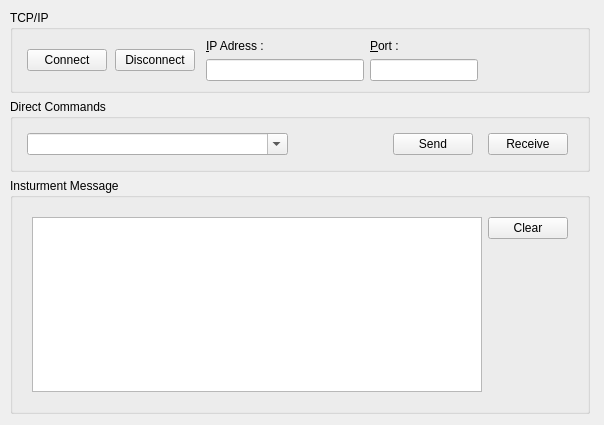
caglardursun/MyQtTryouts, file Vfp/View/setuptab.ui: the form before one commit.
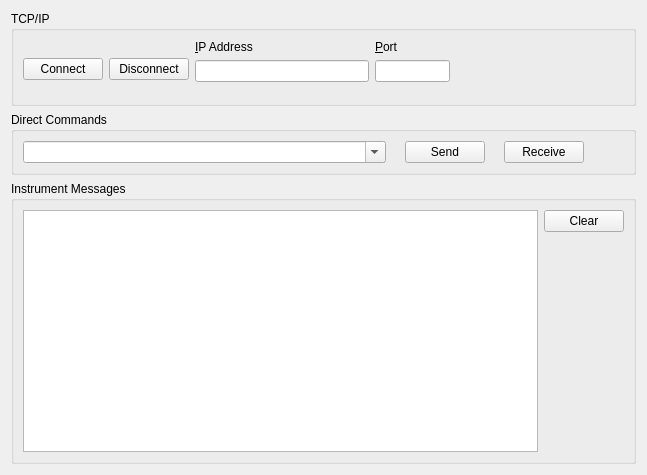
The form after the commit. Icons and pictures are not drawn.

Commit message: Qt stylesheet added

Patch:
```diff
--- a/Vfp/View/setuptab.ui
+++ b/Vfp/View/setuptab.ui
@@ -6,60 +6,52 @@
    <rect>
     <x>0</x>
     <y>0</y>
-    <width>604</width>
-    <height>425</height>
+    <width>647</width>
+    <height>475</height>
    </rect>
   </property>
   <property name="windowTitle">
    <string>Form</string>
   </property>
-  <widget class="QWidget" name="layoutWidget">
-   <property name="geometry">
-    <rect>
-     <x>10</x>
-     <y>10</y>
-     <width>580</width>
-     <height>404</height>
-    </rect>
-   </property>
    <layout class="QVBoxLayout" name="verticalLayout">
     <item>
-     <widget class="QGroupBox" name="groupBox">
+    <widget class="QGroupBox" name="loTcpIpGroup">
       <property name="sizePolicy">
-       <sizepolicy hsizetype="Expanding" vsizetype="Expanding">
+      <sizepolicy hsizetype="Expanding" vsizetype="Preferred">
         <horstretch>0</horstretch>
         <verstretch>0</verstretch>
        </sizepolicy>
       </property>
+     <property name="minimumSize">
+      <size>
+       <width>0</width>
+       <height>90</height>
+      </size>
+     </property>
       <property name="title">
        <string>TCP/IP</string>
       </property>
-      <layout class="QHBoxLayout" name="horizontalLayout_3">
+     <property name="flat">
+      <bool>false</bool>
+     </property>
+     <property name="checkable">
+      <bool>false</bool>
+     </property>
+     <layout class="QHBoxLayout" name="_2">
        <item>
         <layout class="QHBoxLayout" name="loConnect">
-         <property name="spacing">
-          <number>8</number>
-         </property>
-         <property name="leftMargin">
-          <number>5</number>
-         </property>
          <property name="topMargin">
           <number>5</number>
          </property>
-         <property name="rightMargin">
-          <number>5</number>
-         </property>
-         <property name="bottomMargin">
-          <number>5</number>
-         </property>
          <item>
-          <widget class="QPushButton" name="btnConect">
-           <property name="toolTip">
-            <string>&lt;html&gt;&lt;head/&gt;&lt;body&gt;&lt;p&gt;Connect to Server&lt;/p&gt;&lt;/body&gt;&lt;/html&gt;</string>
-           </property>
+         <widget class="QPushButton" name="btnConnect">
            <property name="text">
             <string>Connect</string>
            </property>
+          <property name="icon">
+           <iconset resource="../VfpResources.qrc">
+            <normaloff>:/root/Images/connect.png</normaloff>:/root/Images/connect.png</iconset>
+          </property>
           </widget>
          </item>
          <item>
@@ -67,35 +59,43 @@
            <property name="text">
             <string>Disconnect</string>
            </property>
+          <property name="icon">
+           <iconset resource="../VfpResources.qrc">
+            <normaloff>:/root/Images/StopRed16.png</normaloff>:/root/Images/StopRed16.png</iconset>
+          </property>
           </widget>
          </item>
         </layout>
        </item>
        <item>
-        <layout class="QVBoxLayout" name="loIPAdress">
+       <layout class="QVBoxLayout" name="loAddress">
+        <property name="bottomMargin">
+         <number>12</number>
+        </property>
          <item>
-          <widget class="QLabel" name="lblIPAdress">
+         <widget class="QLabel" name="lblIpAddress">
            <property name="text">
-            <string>&amp;IP Adress :</string>
+           <string>&amp;IP Address</string>
            </property>
            <property name="buddy">
-            <cstring>editIpAdress</cstring>
+           <cstring>editIpAddress</cstring>
            </property>
           </widget>
          </item>
          <item>
-          <widget class="QLineEdit" name="editIpAdress"/>
+         <widget class="QLineEdit" name="editIpAddress"/>
          </item>
         </layout>
        </item>
        <item>
-        <layout class="QHBoxLayout" name="loPort">
-         <item>
-          <layout class="QVBoxLayout" name="verticalLayoutPort">
+       <layout class="QVBoxLayout" name="loPort">
+        <property name="bottomMargin">
+         <number>12</number>
+        </property>
            <item>
             <widget class="QLabel" name="lblPort">
              <property name="text">
-              <string>&amp;Port :</string>
+           <string>&amp;Port</string>
              </property>
              <property name="buddy">
               <cstring>editPort</cstring>
@@ -103,7 +103,14 @@
             </widget>
            </item>
            <item>
-            <widget class="QLineEdit" name="editPort"/>
+         <widget class="QLineEdit" name="editPort">
+          <property name="maximumSize">
+           <size>
+            <width>75</width>
+            <height>16777215</height>
+           </size>
+          </property>
+         </widget>
            </item>
           </layout>
          </item>
@@ -112,18 +119,13 @@
            <property name="orientation">
             <enum>Qt::Horizontal</enum>
            </property>
-           <property name="sizeType">
-            <enum>QSizePolicy::Minimum</enum>
-           </property>
            <property name="sizeHint" stdset="0">
             <size>
-             <width>100</width>
+          <width>40</width>
              <height>20</height>
             </size>
            </property>
           </spacer>
-         </item>
-        </layout>
        </item>
       </layout>
      </widget>
@@ -131,7 +133,7 @@
     <item>
      <widget class="QGroupBox" name="gbDirectCommands">
       <property name="sizePolicy">
-       <sizepolicy hsizetype="Expanding" vsizetype="Expanding">
+      <sizepolicy hsizetype="Expanding" vsizetype="Preferred">
         <horstretch>0</horstretch>
         <verstretch>0</verstretch>
        </sizepolicy>
@@ -139,26 +141,11 @@
       <property name="title">
        <string>Direct Commands</string>
       </property>
-      <layout class="QHBoxLayout" name="horizontalLayout_4">
+     <layout class="QVBoxLayout" name="verticalLayout_2">
        <item>
         <layout class="QHBoxLayout" name="horizontalLayout">
-         <property name="spacing">
-          <number>5</number>
-         </property>
-         <property name="leftMargin">
-          <number>5</number>
-         </property>
-         <property name="topMargin">
-          <number>5</number>
-         </property>
-         <property name="rightMargin">
-          <number>5</number>
-         </property>
-         <property name="bottomMargin">
-          <number>5</number>
-         </property>
          <item>
-          <widget class="QComboBox" name="cbCommands">
+         <widget class="QComboBox" name="cmbCommands">
            <property name="sizePolicy">
             <sizepolicy hsizetype="Expanding" vsizetype="Fixed">
              <horstretch>0</horstretch>
@@ -171,7 +158,7 @@
           </widget>
          </item>
          <item>
-          <spacer name="commandSpacer">
+         <spacer name="horizontalSpacer_2">
            <property name="orientation">
             <enum>Qt::Horizontal</enum>
            </property>
@@ -180,7 +167,7 @@
            </property>
            <property name="sizeHint" stdset="0">
             <size>
-             <width>100</width>
+            <width>13</width>
              <height>20</height>
             </size>
            </property>
@@ -191,10 +178,14 @@
            <property name="text">
             <string>Send</string>
            </property>
+          <property name="icon">
+           <iconset resource="../VfpResources.qrc">
+            <normaloff>:/root/Images/Send.png</normaloff>:/root/Images/Send.png</iconset>
+          </property>
           </widget>
          </item>
          <item>
-          <spacer name="sendSpacer">
+         <spacer name="horizontalSpacer_3">
            <property name="orientation">
             <enum>Qt::Horizontal</enum>
            </property>
@@ -203,7 +194,7 @@
            </property>
            <property name="sizeHint" stdset="0">
             <size>
-             <width>10</width>
+            <width>13</width>
              <height>20</height>
             </size>
            </property>
@@ -214,19 +205,23 @@
            <property name="text">
             <string>Receive</string>
            </property>
+          <property name="icon">
+           <iconset resource="../VfpResources.qrc">
+            <normaloff>:/root/Images/Receive.png</normaloff>:/root/Images/Receive.png</iconset>
+          </property>
           </widget>
          </item>
          <item>
-          <spacer name="RecieveSpacer">
+         <spacer name="horizontalSpacer_4">
            <property name="orientation">
             <enum>Qt::Horizontal</enum>
            </property>
            <property name="sizeType">
-            <enum>QSizePolicy::Minimum</enum>
+           <enum>QSizePolicy::Fixed</enum>
            </property>
            <property name="sizeHint" stdset="0">
             <size>
-             <width>5</width>
+            <width>40</width>
              <height>20</height>
             </size>
            </property>
@@ -238,39 +233,25 @@
      </widget>
     </item>
     <item>
-     <widget class="QGroupBox" name="gbInsturmentMessage">
-      <property name="sizePolicy">
-       <sizepolicy hsizetype="Expanding" vsizetype="Expanding">
-        <horstretch>0</horstretch>
-        <verstretch>0</verstretch>
-       </sizepolicy>
-      </property>
+    <widget class="QGroupBox" name="gbInstMsgs">
       <property name="title">
-       <string>Insturment Message</string>
-      </property>
-      <layout class="QHBoxLayout" name="horizontalLayout_5">
+      <string>Instrument Messages</string>
+     </property>
+     <layout class="QHBoxLayout" name="horizontalLayout_3">
        <item>
         <layout class="QHBoxLayout" name="horizontalLayout_2">
-         <property name="leftMargin">
-          <number>10</number>
-         </property>
-         <property name="topMargin">
-          <number>10</number>
-         </property>
-         <property name="rightMargin">
-          <number>10</number>
-         </property>
-         <property name="bottomMargin">
-          <number>10</number>
-         </property>
          <item>
-          <widget class="QTextEdit" name="textEdit"/>
+         <widget class="QTextEdit" name="editInstMsgs"/>
          </item>
          <item alignment="Qt::AlignTop">
-          <widget class="QPushButton" name="btnClear">
+         <widget class="QPushButton" name="pbClear">
            <property name="text">
             <string>Clear</string>
            </property>
+          <property name="icon">
+           <iconset resource="../VfpResources.qrc">
+            <normaloff>:/root/Images/Clear32.png</normaloff>:/root/Images/Clear32.png</iconset>
+          </property>
           </widget>
          </item>
         </layout>
@@ -280,7 +261,19 @@
     </item>
    </layout>
   </widget>
- </widget>
- <resources/>
+ <tabstops>
+  <tabstop>btnConnect</tabstop>
+  <tabstop>btnDisconnect</tabstop>
+  <tabstop>editIpAddress</tabstop>
+  <tabstop>editPort</tabstop>
+  <tabstop>cmbCommands</tabstop>
+  <tabstop>btnSend</tabstop>
+  <tabstop>btnReceive</tabstop>
+  <tabstop>editInstMsgs</tabstop>
+  <tabstop>pbClear</tabstop>
+ </tabstops>
+ <resources>
+  <include location="../VfpResources.qrc"/>
+ </resources>
  <connections/>
 </ui>
```
Lines whose indentation alone changed are shown as unchanged. The commit also changes 1 other file.
